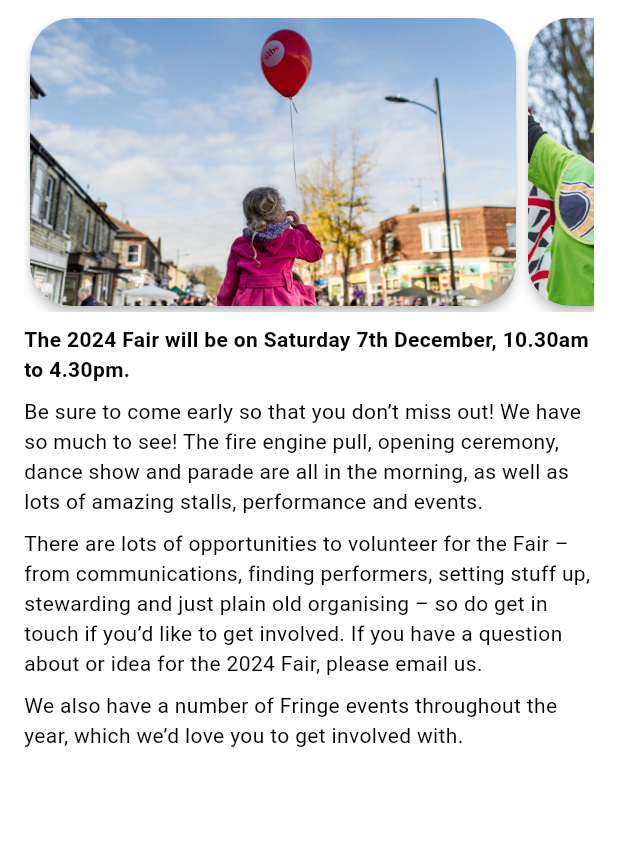
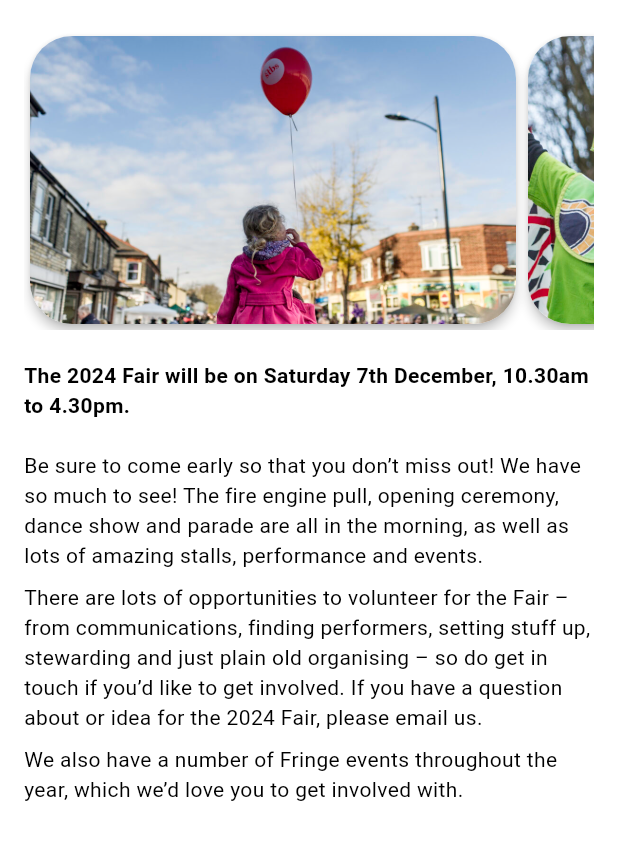
Before and after one commit to mill-road-winter-fair/mill_road_winter_fair_app, a Flutter app: the screen it shows after launch, in the side drawer, after a tap on "About the Fair", on a phone screen of 412 x 824 dp, the part 288-1148 px from its top. Run offline on Flutter 3.47's test engine with Material 3 defaults, Android fonts, the phone set to English and light mode, and no system bars; our stand-ins replace flutter_dotenv, geolocator, google_maps_flutter; missing offline and left inert: flutter_polyline_points; network calls fail.

Commit message:
Adjusting some text spacing on About the Fair page

```diff
--- a/lib/about_the_fair.dart
+++ b/lib/about_the_fair.dart
@@ -13,7 +13,7 @@ class AboutTheFairPage extends StatelessWidget {
           children: [
             const Text(
                 "Mill Road Winter Fair is a celebration of community along one of the most diverse and vibrant roads in Cambridge. Usually held on the first Saturday of December, the Fair brings together local businesses and organisations, shops and stallholders, musicians, artists and dancers in one day of festival joy."),
-            const SizedBox(height: 8),
+            const SizedBox(height: 20),
             ConstrainedBox(
               constraints: const BoxConstraints(maxHeight: 200),
               child: CarouselView(
@@ -29,9 +29,9 @@ class AboutTheFairPage extends StatelessWidget {
                 ],
               ),
             ),
-            const SizedBox(height: 8),
+            const SizedBox(height: 20),
             const Text('The 2024 Fair will be on Saturday 7th December, 10.30am to 4.30pm.', style: TextStyle(fontWeight: FontWeight.bold)),
-            const SizedBox(height: 8),
+            const SizedBox(height: 20),
             const Text('Be sure to come early so that you don’t miss out! We have so much to see! The fire engine pull, opening ceremony, dance show and parade are all in the morning, as well as lots of amazing stalls, performance and events.'),
             const SizedBox(height: 8),
             const Text('There are lots of opportunities to volunteer for the Fair – from communications, finding performers, setting stuff up, stewarding and just plain old organising – so do get in touch if you’d like to get involved. If you have a question about or idea for the 2024 Fair, please email us.'),
```
